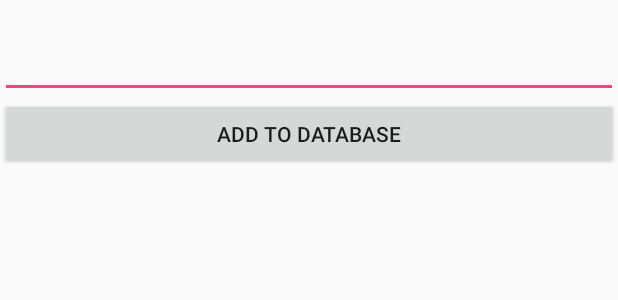
After one commit to EgKhaN/FirebaseSetup, an Android app: the layout add_to_database_layout.xml on its own in the app's theme, with its tools: preview values and no code run, on a phone screen of 412 x 824 dp. The commit adds this screen. Shown: the top 300 px of the screen. Run offline under Robolectric (Android 15) with nearby library versions, the phone set to English and light mode, and no system bars.

Commit message:
-Add to database kodlandı.

```diff
--- a/app/build.gradle
+++ b/app/build.gradle
@@ -29,4 +29,5 @@ dependencies {
     compile 'com.android.support.constraint:constraint-layout:1.0.1'
     compile 'com.google.firebase:firebase-auth:10.0.1'
     testCompile 'junit:junit:4.12'
+    compile 'com.google.firebase:firebase-database:10.0.1'
 }
--- a/app/src/main/AndroidManifest.xml
+++ b/app/src/main/AndroidManifest.xml
@@ -16,6 +16,7 @@
                 <category android:name="android.intent.category.LAUNCHER"/>
             </intent-filter>
         </activity>
+        <activity android:name=".AddToDatabase"></activity>
     </application>
 
 </manifest>
--- a/app/src/main/res/layout/activity_main.xml
+++ b/app/src/main/res/layout/activity_main.xml
@@ -61,13 +61,14 @@
                 android:textStyle="bold"/>
 
             <Button
-                android:id="@+id/add_item_screen"
+                android:id="@+id/addToDatabaseBtn"
                 style="?android:textAppearanceSmall"
                 android:layout_width="match_parent"
                 android:layout_height="wrap_content"
                 android:layout_marginTop="16dp"
                 android:text="Add Items to Database"
-                android:textStyle="bold"/>
+                android:textStyle="bold"
+                />
 
         </LinearLayout>
     </ScrollView>
--- /dev/null
+++ b/app/src/main/res/layout/add_to_database_layout.xml
@@ -0,0 +1,20 @@
+<?xml version="1.0" encoding="utf-8"?>
+<LinearLayout xmlns:android="http://schemas.android.com/apk/res/android"
+              android:orientation="vertical"
+              android:layout_width="match_parent"
+              android:layout_height="match_parent">
+    <EditText
+        android:layout_width="match_parent"
+        android:layout_height="wrap_content"
+        android:layout_marginTop="20dp"
+        android:textAlignment="center"
+        android:inputType="textPersonName"
+        android:ems="10"
+        android:id="@+id/addNewFoodEt"/>
+    <Button
+        android:layout_width="match_parent"
+        android:layout_height="wrap_content"
+        android:text="Add to database"
+        android:id="@+id/addNewFoodBtn"/>
+
+</LinearLayout>
```
Also changed, not shown: app/src/main/java/com/egkhan/firebasesetup/AddToDatabase.java (added, +108 -0 lines), app/src/main/java/com/egkhan/firebasesetup/MainActivity.java (+36 -19 lines).
